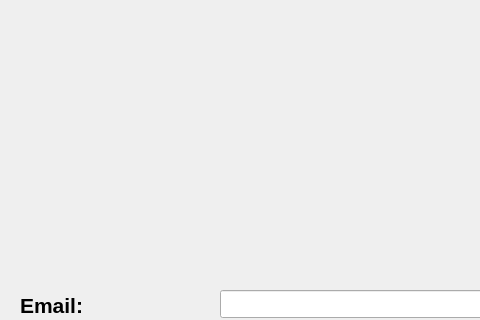
Old version of the form registerPage.ui in the repository anuragrao04/GrowPal; both pictures show x 0 to 480 and y 0 to 320 of the 800 by 600 pixel window.
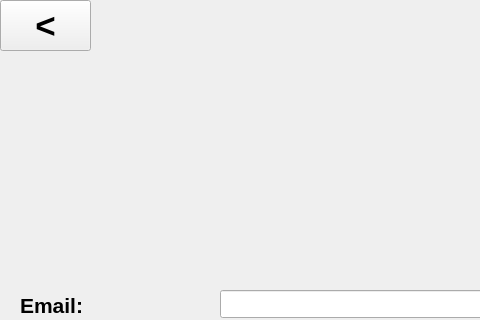
New version of the form. Icons and pictures are not drawn.

Commit message: Added logic to login and register pages

Diff of the .ui file:
```diff
--- a/registerPage.ui
+++ b/registerPage.ui
@@ -173,6 +173,37 @@
      <string>Register</string>
     </property>
    </widget>
+   <widget class="QPushButton" name="pushButton_back">
+    <property name="geometry">
+     <rect>
+      <x>0</x>
+      <y>0</y>
+      <width>91</width>
+      <height>51</height>
+     </rect>
+    </property>
+    <property name="font">
+     <font>
+      <pointsize>26</pointsize>
+      <weight>75</weight>
+      <italic>false</italic>
+      <bold>true</bold>
+     </font>
+    </property>
+    <property name="toolTip">
+     <string>&lt;html&gt;&lt;head/&gt;&lt;body&gt;&lt;p&gt;&lt;span style=&quot; font-size:20pt; font-weight:600;&quot;&gt;&amp;lt;&lt;/span&gt;&lt;/p&gt;&lt;/body&gt;&lt;/html&gt;</string>
+    </property>
+    <property name="whatsThis">
+     <string>&lt;html&gt;&lt;head/&gt;&lt;body&gt;&lt;p&gt;&lt;span style=&quot; font-size:20pt; font-weight:600;&quot;&gt;&amp;lt;&lt;/span&gt;&lt;/p&gt;&lt;/body&gt;&lt;/html&gt;</string>
+    </property>
+    <property name="styleSheet">
+     <string notr="true">font-size:20;
+</string>
+    </property>
+    <property name="text">
+     <string>&lt;</string>
+    </property>
+   </widget>
   </widget>
   <widget class="QMenuBar" name="menubar">
    <property name="geometry">
```
The commit also changes 5 other files.
